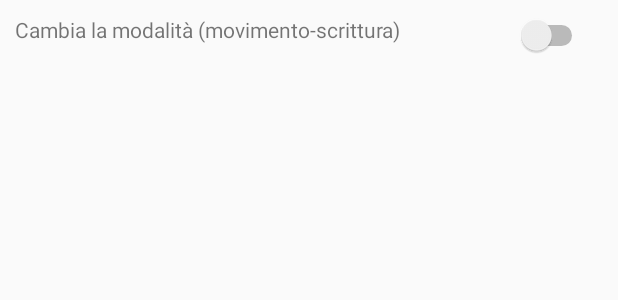
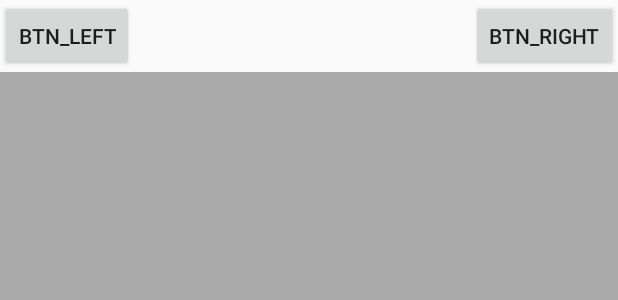
Before and after one commit to michelepenzo/elaborato-nes, an Android app: the layout activity_main.xml on its own in the app's theme, with its tools: preview values and no code run, on a phone screen of 412 x 824 dp. Shown: the top 300 px of the screen. Run offline under Robolectric (Android 15) with nearby library versions, the light colour scheme and no system bars.

Commit message:
inseriti buttons

```diff
--- a/NCSclient/app/src/main/AndroidManifest.xml
+++ b/NCSclient/app/src/main/AndroidManifest.xml
@@ -4,9 +4,9 @@
 
     <uses-permission android:name="android.permission.INTERNET" />
     <uses-permission android:name="android.permission.ACCESS_NETWORK_STATE" />
-
+<!--
     <uses-sdk android:minSdkVersion="7" />
-
+-->
     <application
         android:allowBackup="true"
         android:icon="@mipmap/ic_launcher"
--- a/NCSclient/app/src/main/java/com/example/ncs_client/MainActivity.java
+++ b/NCSclient/app/src/main/java/com/example/ncs_client/MainActivity.java
@@ -14,6 +14,7 @@ import android.view.MotionEvent;
 import android.view.View;
 import android.view.View.OnClickListener;
 import android.widget.Button;
+import android.widget.CompoundButton;
 import android.widget.EditText;
 import android.widget.LinearLayout;
 import android.widget.Switch;
@@ -22,7 +23,7 @@ public class MainActivity extends AppCompatActivity {
 
     ClientSocket client;
     private Switch enable_click;
-
+    private int old_x=0, old_y=0;
     @Override
     protected void onCreate(Bundle savedInstanceState) {
         super.onCreate(savedInstanceState);
@@ -30,16 +31,10 @@ public class MainActivity extends AppCompatActivity {
 
         StrictMode.ThreadPolicy policy = new StrictMode.ThreadPolicy.Builder().permitAll().build();
         StrictMode.setThreadPolicy(policy);
-/*
+
         Button btnLeft = (Button) findViewById(R.id.btn_leftClick);
         Button btnRight = (Button) findViewById(R.id.btn_rightClick);
 
- */
-        enable_click = (Switch) findViewById(R.id.switch2);
-
-        // parto con lo switch abilitato
-        enable_click.setText("Solo movimento");
-        enable_click.setEnabled(true);
 
         //Display a pop-up requesting the target machine IP
         AlertDialog.Builder builder = new AlertDialog.Builder(this);
@@ -73,15 +68,13 @@ public class MainActivity extends AppCompatActivity {
         });
 
         builder.show();
-/*
+
         btnLeft.setOnClickListener(btnLeft_onClick);
         btnRight.setOnClickListener(btnRight_onClick);
 
-
- */
     }
 
-/*
+
     public OnClickListener btnLeft_onClick = new OnClickListener() {
         public void onClick(final View v) {
             client.sendMessage(("2#0#0#"));
@@ -95,7 +88,7 @@ public class MainActivity extends AppCompatActivity {
     };
 
 
- */
+
     private void connectClient(String ip, int port) {
         //Create a new client
         //ip="192.168.1.9";
@@ -116,13 +109,13 @@ public class MainActivity extends AppCompatActivity {
 
 
     public boolean onTouchEvent(MotionEvent event) {
+
+        // nuovi valori della x
         int x = (int)event.getX();
         int y = (int)event.getY();
 
-        /*
         switch (event.getAction()) {
             case MotionEvent.ACTION_DOWN:
-
                 client.sendMessage(("0#" + x + "#" + y + "#"));
                 break;
             case MotionEvent.ACTION_MOVE:
@@ -133,17 +126,6 @@ public class MainActivity extends AppCompatActivity {
                 break;
         }
 
-         */
-
-        // non ci interessa che operazione vogliamo fare, voglio solamente il movimento
-        if(enable_click.isChecked()) {
-            enable_click.setText("Movimento");
-            client.sendMessage(("0#" + x + "#" + y + "#")); // voglio muovermi
-        }
-        else {
-            enable_click.setText("Scrittura");
-            client.sendMessage(("1#" + x + "#" + y + "#")); // voglio scrivere
-        }
 
     return false;
     }
--- a/NCSclient/app/src/main/res/layout/activity_main.xml
+++ b/NCSclient/app/src/main/res/layout/activity_main.xml
@@ -1,34 +1,4 @@
 <?xml version="1.0" encoding="utf-8"?>
-<!--
-<LinearLayout
-    xmlns:android="http://schemas.android.com/apk/res/android"
-    android:layout_width="match_parent"
-    android:layout_height="match_parent"
-    android:keepScreenOn="true"
-    android:orientation="vertical">
-
-    <TextView
-        android:id="@+id/textView5"
-        android:layout_width="match_parent"
-        android:layout_height="wrap_content"
-        android:layout_marginVertical="10dp"
-        android:text="Tocca nell'area colorata per muovere il mouse!"
-        android:textAlignment="center" />
-
-    <LinearLayout
-        android:layout_width="match_parent"
-        android:layout_height="wrap_content"
-        android:orientation="horizontal"/>
-
-    <FrameLayout
-        android:id="@+id/map_frame"
-        android:layout_width="match_parent"
-        android:layout_height="match_parent"
-        android:background="@android:color/darker_gray">
-
-    </FrameLayout>
-
--->
 
 <RelativeLayout xmlns:android="http://schemas.android.com/apk/res/android"
     xmlns:tools="http://schemas.android.com/tools"
@@ -37,16 +7,16 @@
     tools:context=".MainActivity" >
 
 
-    <TextView
-        android:id="@+id/txt"
+
+
+    <Button
+        android:id="@+id/btn_leftClick"
         android:layout_width="wrap_content"
         android:layout_height="wrap_content"
         android:layout_alignParentLeft="true"
         android:layout_alignParentTop="true"
-        android:layout_marginLeft="10dp"
-        android:layout_marginTop="10dp"
-        android:text="Cambia la modalità (movimento-scrittura)"/>
-    <!--
+        android:text="btn_left" />
+
     <Button
         android:id="@+id/btn_rightClick"
         android:layout_width="wrap_content"
@@ -55,27 +25,15 @@
         android:layout_alignBottom="@+id/btn_leftClick"
         android:layout_alignParentRight="true"
         android:text="btn_right" />
-    -->
+
     <TextView
         android:id="@+id/txt_mousePad"
         android:layout_width="wrap_content"
         android:layout_height="fill_parent"
-        android:background="@android:color/darker_gray"
-        android:text=""/>
-    <!--
         android:layout_alignLeft="@+id/btn_leftClick"
         android:layout_alignRight="@+id/btn_rightClick"
-     android:layout_below="@+id/btn_leftClick"/>
--->
-    <Switch
-        android:id="@+id/switch2"
-        android:layout_width="wrap_content"
-        android:layout_height="wrap_content"
-        android:layout_marginRight="20dp"
-        android:layout_alignParentRight="true"
-        android:layout_marginTop="10dp"
-        android:gravity="center"
+        android:layout_below="@+id/btn_leftClick"
+        android:background="@android:color/darker_gray"
         android:text="" />
 
-
 </RelativeLayout>
```
Lines whose indentation alone changed are shown as unchanged.
